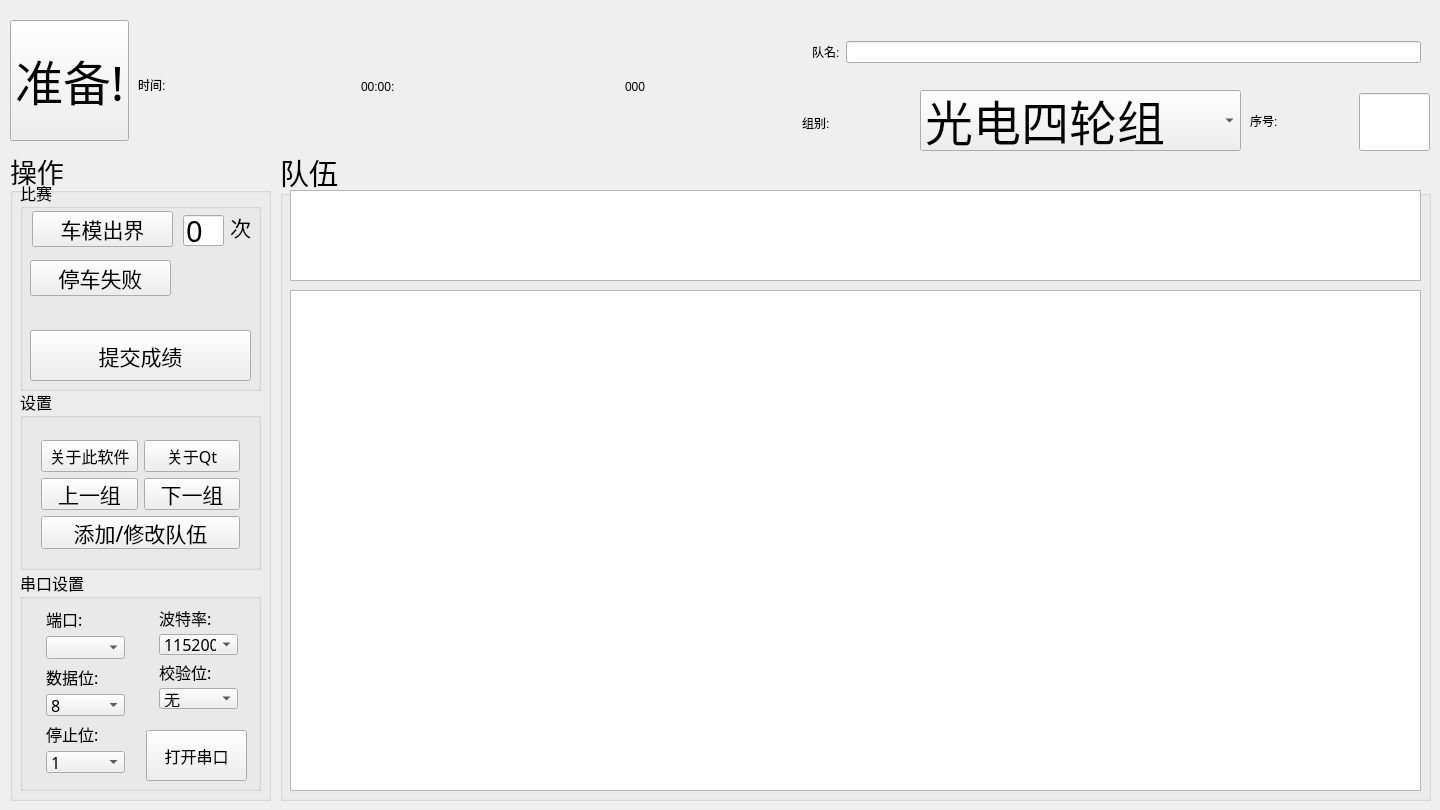
Qt form mainwindow.ui (ZzzzzzS/TimingSystemUper) before a commit.
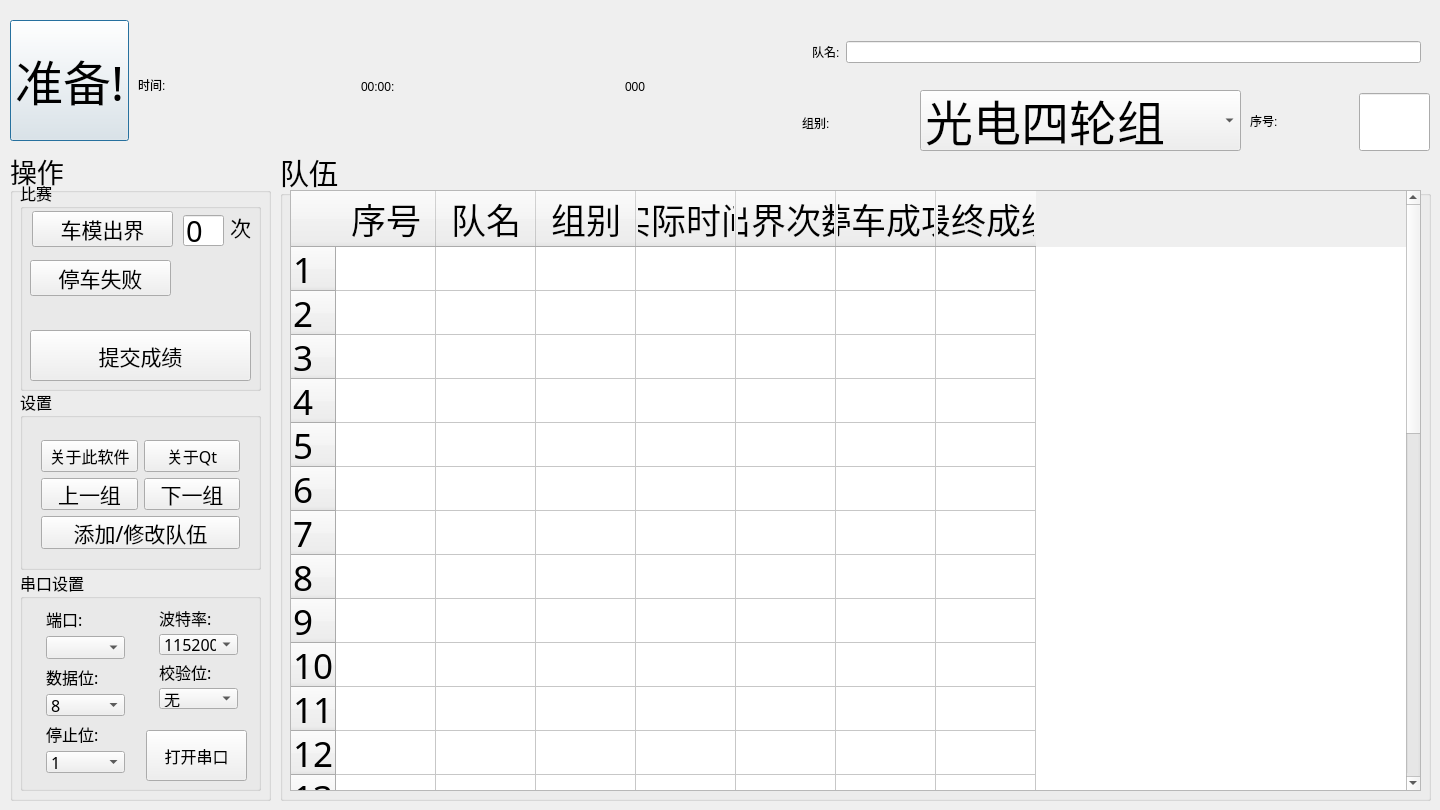
The same form after that commit.

```diff
--- a/mainwindow.ui
+++ b/mainwindow.ui
@@ -38,6 +38,9 @@
     <property name="text">
      <string>准备!</string>
     </property>
+    <property name="default">
+     <bool>true</bool>
+    </property>
    </widget>
    <widget class="QGroupBox" name="groupBox">
     <property name="geometry">
@@ -476,31 +479,101 @@
     <property name="title">
      <string>队伍</string>
     </property>
-    <widget class="QTableView" name="tableView">
+    <widget class="QTableWidget" name="tableWidget">
      <property name="geometry">
       <rect>
        <x>10</x>
        <y>40</y>
        <width>1131</width>
-       <height>91</height>
+       <height>601</height>
       </rect>
      </property>
      <property name="font">
       <font>
        <family>微软雅黑 Light</family>
-       <pointsize>28</pointsize>
+       <pointsize>26</pointsize>
+       <weight>3</weight>
+       <italic>false</italic>
+       <bold>false</bold>
       </font>
      </property>
-    </widget>
-    <widget class="QListView" name="listView">
-     <property name="geometry">
-      <rect>
-       <x>10</x>
-       <y>140</y>
-       <width>1131</width>
-       <height>501</height>
-      </rect>
+     <property name="styleSheet">
+      <string notr="true">font: 25 26pt &quot;微软雅黑 Light&quot;;</string>
      </property>
+     <property name="rowCount">
+      <number>30</number>
+     </property>
+     <property name="columnCount">
+      <number>7</number>
+     </property>
+     <attribute name="horizontalHeaderShowSortIndicator" stdset="0">
+      <bool>false</bool>
+     </attribute>
+     <row/>
+     <row/>
+     <row/>
+     <row/>
+     <row/>
+     <row/>
+     <row/>
+     <row/>
+     <row/>
+     <row/>
+     <row/>
+     <row/>
+     <row/>
+     <row/>
+     <row/>
+     <row/>
+     <row/>
+     <row/>
+     <row/>
+     <row/>
+     <row/>
+     <row/>
+     <row/>
+     <row/>
+     <row/>
+     <row/>
+     <row/>
+     <row/>
+     <row/>
+     <row/>
+     <column>
+      <property name="text">
+       <string>序号</string>
+      </property>
+     </column>
+     <column>
+      <property name="text">
+       <string>    队名    </string>
+      </property>
+     </column>
+     <column>
+      <property name="text">
+       <string>组别</string>
+      </property>
+     </column>
+     <column>
+      <property name="text">
+       <string>实际时间</string>
+      </property>
+     </column>
+     <column>
+      <property name="text">
+       <string>出界次数</string>
+      </property>
+     </column>
+     <column>
+      <property name="text">
+       <string>停车成功</string>
+      </property>
+     </column>
+     <column>
+      <property name="text">
+       <string>最终成绩</string>
+      </property>
+     </column>
     </widget>
    </widget>
    <widget class="QWidget" name="layoutWidget">
```
